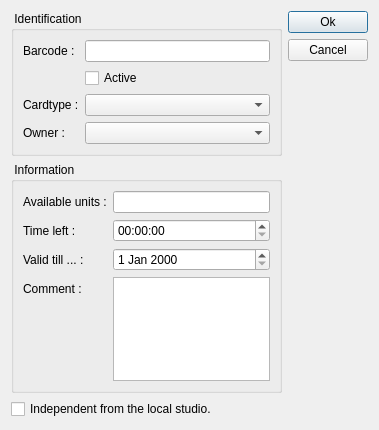
This is client/dlgpatientcardedit.ui in tbikfalvi/Belenus as Qt 5 draws it before an edit. The edited form follows.
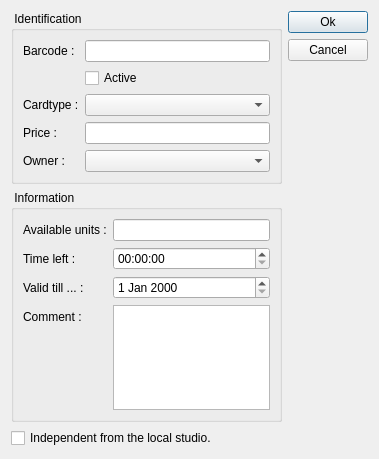
This is the edited form.

Commit message: Berlet hasznalat javitas. Berlet eladashoz ar kiirasa a berlet edit ablakban.

```diff
--- a/client/dlgpatientcardedit.ui
+++ b/client/dlgpatientcardedit.ui
@@ -7,7 +7,7 @@
     <x>0</x>
     <y>0</y>
     <width>379</width>
-    <height>430</height>
+    <height>459</height>
    </rect>
   </property>
   <property name="windowTitle">
@@ -57,13 +57,23 @@
          <widget class="QComboBox" name="cmbCardType"/>
         </item>
         <item row="3" column="0">
+         <widget class="QLabel" name="lblPrice">
+          <property name="text">
+           <string>Price :</string>
+          </property>
+         </widget>
+        </item>
+        <item row="3" column="1">
+         <widget class="QLineEdit" name="ledPrice"/>
+        </item>
+        <item row="4" column="0">
          <widget class="QLabel" name="lblPatient">
           <property name="text">
            <string>Owner :</string>
           </property>
          </widget>
         </item>
-        <item row="3" column="1">
+        <item row="4" column="1">
          <widget class="QComboBox" name="cmbPatient"/>
         </item>
        </layout>
```
The commit also changes 6 other files.
